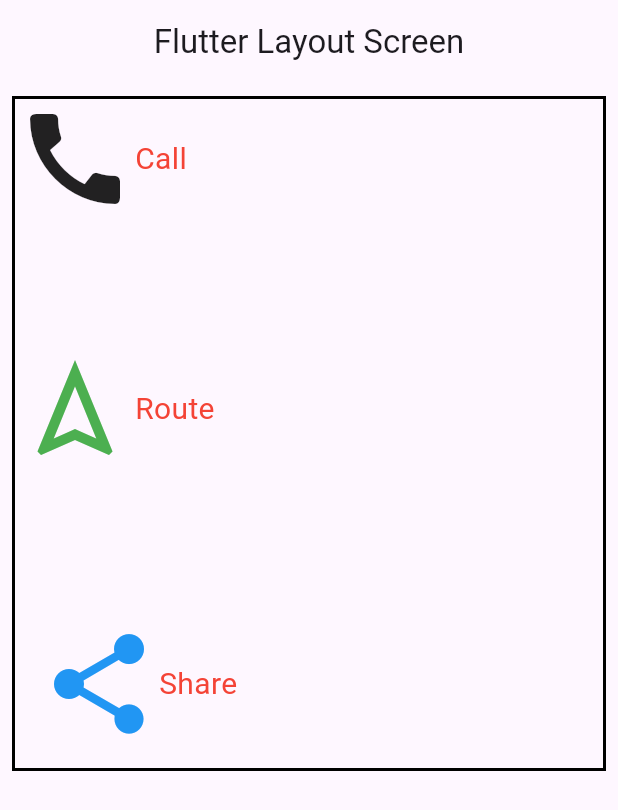
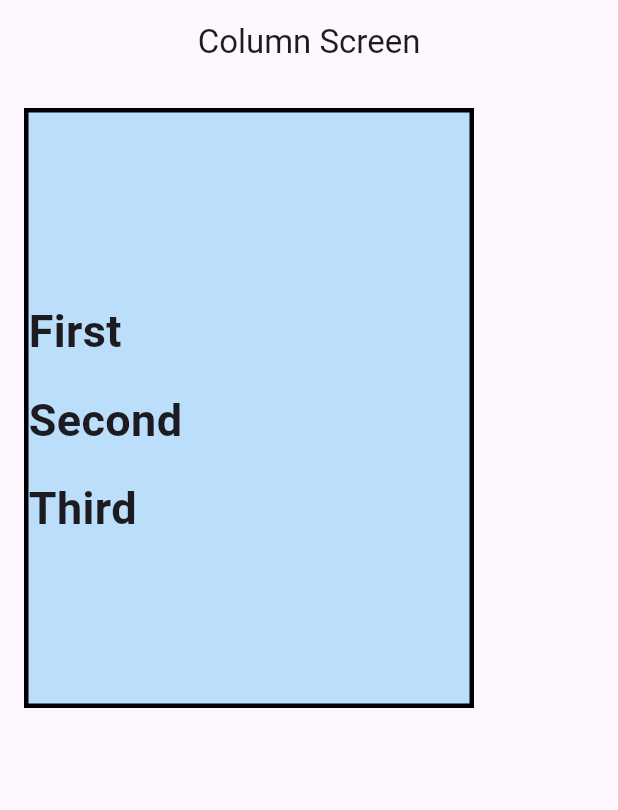
Before and after one commit to Garima-Shrestha/batch35a_flutter_project, a Flutter app: the screen it shows after launch, on a phone screen of 412 x 824 dp. Shown: the top 810 px of the screen. Run offline on Flutter 3.47's test engine with Material 3 defaults, Android fonts, the phone set to English and light mode, and no system bars.

Commit message:
Row and column screen code done related to MainAxisAlignment and CrossAxisAlignment

```diff
--- a/lib/app.dart
+++ b/lib/app.dart
@@ -1,8 +1,10 @@
 //stless
 import 'package:flutter/material.dart';
 import 'package:flutter_project/screens/arithmetic_screen.dart';
+import 'package:flutter_project/screens/column_screen.dart';
 import 'package:flutter_project/screens/flutter_layout_screen.dart';
 import 'package:flutter_project/screens/rich_text_screen.dart';
+import 'package:flutter_project/screens/row_screen.dart';
 import 'package:flutter_project/screens/si_screen.dart';
 
 class App extends StatelessWidget {
@@ -14,7 +16,9 @@ class App extends StatelessWidget {
         // home: ArithmeticScreen(),
         // home: SimpleInterest(),
         // home: RichTextScreen(),
-      home: FlutterLayoutScreen(),
+      // home: FlutterLayoutScreen(),
+      // home: RowScreen(),
+      home: ColumnScreen(),
 
             debugShowCheckedModeBanner: false,    // debug banner hatauna
     );
--- a/lib/screens/column_screen.dart
+++ b/lib/screens/column_screen.dart
@@ -0,0 +1,37 @@
+// Homework
+
+import 'package:flutter/material.dart';
+
+class ColumnScreen extends StatelessWidget {
+  const ColumnScreen({super.key});
+
+  @override
+  Widget build(BuildContext context) {
+    return Scaffold(
+      appBar: AppBar(title: Text("Column Screen"), centerTitle: true),
+      body: Padding(
+        padding: EdgeInsets.all(16.0),
+        child: Container(
+          width: 300,
+          height: 400,
+          decoration: BoxDecoration(
+            color: Colors.blue[100],
+            border: Border.all(color: Colors.black, width: 3)
+          ),
+          child: Column(
+            mainAxisAlignment: MainAxisAlignment.center,
+            crossAxisAlignment: CrossAxisAlignment.start,
+            children: [
+              SizedBox(height: 16),
+              Text("First", style: TextStyle(fontSize: 30, fontWeight: FontWeight.bold)),
+              SizedBox(height: 16),
+              Text("Second", style: TextStyle(fontSize: 30, fontWeight: FontWeight.bold)),
+              SizedBox(height: 16),
+              Text("Third", style: TextStyle(fontSize: 30, fontWeight: FontWeight.bold)),
+            ],
+          ),
+        ),
+      ),
+    );
+  }
+}
```
Also changed, not shown: lib/screens/row_screen.dart (+34 -0 lines).
